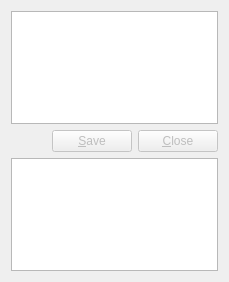
KDE/marble, file src/lib/FileViewWidget.ui: the form before one commit.
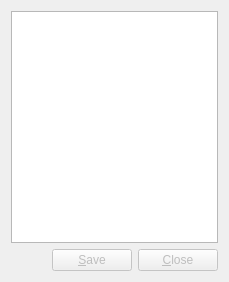
The form after the commit.

Commit message: FileViewWidget: one list of documents to rule them all

The edit to the form file:
```diff
--- a/src/lib/FileViewWidget.ui
+++ b/src/lib/FileViewWidget.ui
@@ -15,7 +15,7 @@
   </property>
   <layout class="QVBoxLayout" name="verticalLayout">
    <item>
-    <widget class="QListView" name="m_fileView"/>
+   <widget class="QTreeView" name="m_treeView"/>
    </item>
    <item>
     <layout class="QHBoxLayout">
@@ -60,9 +60,6 @@
      </item>
     </layout>
    </item>
-   <item>
-    <widget class="QTreeView" name="m_treeView"/>
-   </item>
   </layout>
  </widget>
  <resources/>
```
Lines whose indentation alone changed are shown as unchanged. The commit also changes 3 other files.
